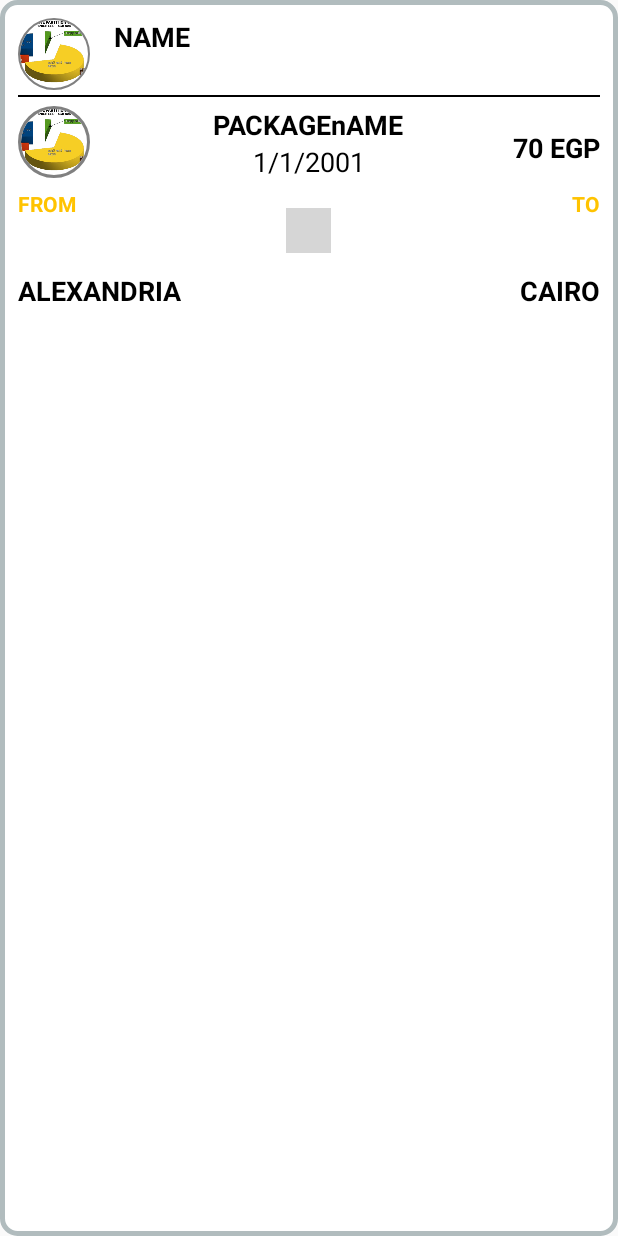
After one commit to anas1243/Zagel-MarketPlace, an Android app: the layout order_item1.xml on its own in the app's theme, with its tools: preview values and no code run, on a phone screen of 412 x 824 dp. The commit adds this screen. Run offline under Robolectric (Android 15) with nearby library versions, the phone set to English and light mode, and no system bars; Roboto replaces fonts that are not available here; grey boxes are pictures that could not be loaded.

```diff
--- a/app/build.gradle
+++ b/app/build.gradle
@@ -4,7 +4,7 @@ android {
     compileSdkVersion 28
     defaultConfig {
         applicationId "com.example.zagelx"
-        minSdkVersion 23
+        minSdkVersion 21
         targetSdkVersion 28
         versionCode 1
         versionName "1.0"
--- a/app/src/main/AndroidManifest.xml
+++ b/app/src/main/AndroidManifest.xml
@@ -47,6 +47,7 @@
         <activity android:name=".OrdersPackage.OrdersActivity"/>
         <activity android:name=".Authentication.AfterRegisterUserInfo"/>
         <activity android:name=".OrdersPackage.AddOrdersMapActivity"/>
+        <activity android:name=".OrdersPackage.TestAddress"/>
     </application>
 
 </manifest>
--- a/app/src/main/java/com/example/zagelx/OrdersPackage/AddOrdersMapActivity.java
+++ b/app/src/main/java/com/example/zagelx/OrdersPackage/AddOrdersMapActivity.java
@@ -22,7 +22,6 @@ import android.widget.Button;
 import android.widget.ImageButton;
 import android.widget.TextView;
 
-import com.example.zagelx.Models.LocationInfo;
 import com.example.zagelx.R;
 import com.example.anas.zagel.Adaptors.PlaceAutocompleteAdapter;
 import com.google.android.gms.location.FusedLocationProviderClient;
@@ -42,7 +41,6 @@ import com.google.android.gms.maps.model.MarkerOptions;
 import com.google.android.gms.tasks.OnCompleteListener;
 import com.google.android.gms.tasks.Task;
 
-import java.io.Serializable;
 import java.util.List;
 import java.util.Locale;
 
--- a/app/src/main/java/com/example/zagelx/OrdersPackage/OrdersAdapter.java
+++ b/app/src/main/java/com/example/zagelx/OrdersPackage/OrdersAdapter.java
@@ -68,8 +68,8 @@ public class OrdersAdapter extends ArrayAdapter<Orders> {
         String price = CurrentOrder.getDeliveryPrice() + " egp";
         deliveryPriceTV.setText(price);
 
-        sourceTV.setText(CurrentOrder.getSource());
-        destinationTV.setText(CurrentOrder.getDestination());
+        sourceTV.setText(CurrentOrder.getCurrentOrderLocationInfo().getsAdminArea());
+        destinationTV.setText(CurrentOrder.getCurrentOrderLocationInfo().getdAdminArea());
         switch (CurrentOrder.getVehicle()) {
             case "Car":
                 vehicleImageIV.setImageResource(R.drawable.vehicle_car_yellow);
--- a/app/src/main/res/layout/add_orders_activity.xml
+++ b/app/src/main/res/layout/add_orders_activity.xml
@@ -198,7 +198,7 @@
                         android:layout_width="0dp"
                         android:layout_weight="1"
                         android:layout_height="40dp"
-                        android:background="@drawable/ic_car_selector" />
+                        android:background="@drawable/vehicle_car_yellow" />
 
                     <ImageButton
                         android:id="@+id/ic_bus"
--- /dev/null
+++ b/app/src/main/res/layout/order_item1.xml
@@ -0,0 +1,147 @@
+<?xml version="1.0" encoding="utf-8"?>
+
+<LinearLayout xmlns:android="http://schemas.android.com/apk/res/android"
+    android:layout_width="match_parent"
+    android:layout_height="match_parent"
+    android:background="@drawable/round_corners"
+    android:orientation="vertical"
+    android:padding="12dp">
+
+    <LinearLayout
+        android:layout_width="match_parent"
+        android:layout_height="48dp"
+        android:layout_marginBottom="3dp"
+        android:orientation="horizontal">
+
+        <de.hdodenhof.circleimageview.CircleImageView xmlns:app="http://schemas.android.com/apk/res-auto"
+            android:id="@+id/user_image"
+            android:layout_width="48dp"
+            android:layout_height="48dp"
+            android:src="@drawable/sora"
+            app:civ_border_color="@android:color/tab_indicator_text"
+            app:civ_border_width="1.5dp" />
+
+        <TextView
+            android:id="@+id/user_name"
+            android:layout_width="wrap_content"
+            android:layout_height="wrap_content"
+            android:layout_marginLeft="16dp"
+            android:text="NAME"
+            android:textColor="#000000"
+            android:textSize="18sp"
+            android:textStyle="bold" />
+    </LinearLayout>
+
+    <View
+        android:layout_width="fill_parent"
+        android:layout_height="1dp"
+        android:background="#000000" />
+
+    <RelativeLayout
+        android:layout_width="match_parent"
+        android:layout_height="55dp"
+        android:layout_marginTop="6dp"
+        android:orientation="horizontal">
+
+        <de.hdodenhof.circleimageview.CircleImageView xmlns:app="http://schemas.android.com/apk/res-auto"
+            android:id="@+id/package_image"
+            android:layout_width="48dp"
+            android:layout_height="48dp"
+            android:src="@drawable/sora"
+            app:civ_border_color="@android:color/tab_indicator_text"
+            app:civ_border_width="2dp" />
+
+        <TextView
+            android:id="@+id/package_name"
+            android:layout_width="wrap_content"
+            android:layout_height="wrap_content"
+            android:layout_centerHorizontal="true"
+            android:text="PACKAGEnAME"
+            android:textColor="#000000"
+            android:textSize="18sp"
+            android:textStyle="bold" />
+
+        <TextView
+            android:id="@+id/delivery_date"
+            android:layout_width="wrap_content"
+            android:layout_height="wrap_content"
+            android:layout_below="@id/package_name"
+            android:layout_centerHorizontal="true"
+            android:text="1/1/2001"
+            android:textColor="#000000"
+            android:textSize="18sp" />
+
+        <TextView
+            android:id="@+id/delivery_price"
+            android:layout_width="wrap_content"
+            android:layout_height="wrap_content"
+            android:layout_alignParentRight="true"
+            android:layout_centerVertical="true"
+            android:text="70 EGP"
+            android:textColor="#000000"
+            android:textSize="18sp"
+            android:textStyle="bold" />
+    </RelativeLayout>
+
+    <RelativeLayout
+        android:layout_width="match_parent"
+        android:layout_height="55dp"
+        android:orientation="horizontal">
+
+        <TextView
+            android:id="@+id/from_txt_view"
+            android:layout_width="wrap_content"
+            android:layout_height="wrap_content"
+            android:layout_alignParentLeft="true"
+            android:text="FROM"
+            android:textColor="@color/colorSecondary"
+            android:textStyle="bold" />
+
+        <TextView
+            android:id="@+id/to_txt_view"
+            android:layout_width="wrap_content"
+            android:layout_height="wrap_content"
+            android:layout_alignParentRight="true"
+            android:text="TO"
+            android:textColor="@color/colorSecondary"
+            android:textStyle="bold" />
+
+
+        <ImageView
+            android:id="@+id/vehicle_image"
+            android:layout_width="30dp"
+            android:layout_height="30dp"
+            android:layout_centerInParent="true"
+            android:src="@drawable/vehicle_car" />
+    </RelativeLayout>
+
+    <LinearLayout
+        android:layout_width="match_parent"
+        android:layout_height="wrap_content">
+        <TextView
+            android:id="@+id/source_txt_view"
+            android:layout_width="0dp"
+            android:layout_weight="1"
+            android:layout_height="wrap_content"
+            android:layout_alignParentLeft="true"
+            android:layout_alignParentBottom="true"
+            android:text="ALEXANDRIA"
+            android:textColor="#000000"
+            android:textSize="18sp"
+            android:textStyle="bold" />
+
+        <TextView
+            android:id="@+id/destination_txt_view"
+            android:layout_width="0dp"
+            android:layout_weight="1"
+            android:layout_height="wrap_content"
+            android:layout_alignParentRight="true"
+            android:layout_alignParentBottom="true"
+            android:text="CAIRO"
+            android:textColor="#000000"
+            android:textSize="18sp"
+            android:textStyle="bold"
+            android:textAlignment="textEnd"/>
+    </LinearLayout>
+
+</LinearLayout>
--- /dev/null
+++ b/app/src/main/res/layout/tes_adress.xml
@@ -0,0 +1,6 @@
+<?xml version="1.0" encoding="utf-8"?>
+<LinearLayout
+    xmlns:android="http://schemas.android.com/apk/res/android" android:layout_width="match_parent"
+    android:layout_height="match_parent">
+
+</LinearLayout>
```
Also changed, not shown: app/src/main/java/com/example/zagelx/Models/LocationInfo.java (+90 -41 lines), app/src/main/java/com/example/zagelx/Models/LocationPair.java (deleted, +0 -22 lines), app/src/main/java/com/example/zagelx/Models/Orders.java (+6 -25 lines), app/src/main/java/com/example/zagelx/OrdersPackage/AddOrdersActivity.java (+86 -13 lines), app/src/main/java/com/example/zagelx/OrdersPackage/OrdersActivity.java (+4 -4 lines), app/src/main/java/com/example/zagelx/OrdersPackage/TestAddress.java (added, +43 -0 lines), app/src/main/res/layout/orders_activity.xml (+22 -16 lines).
